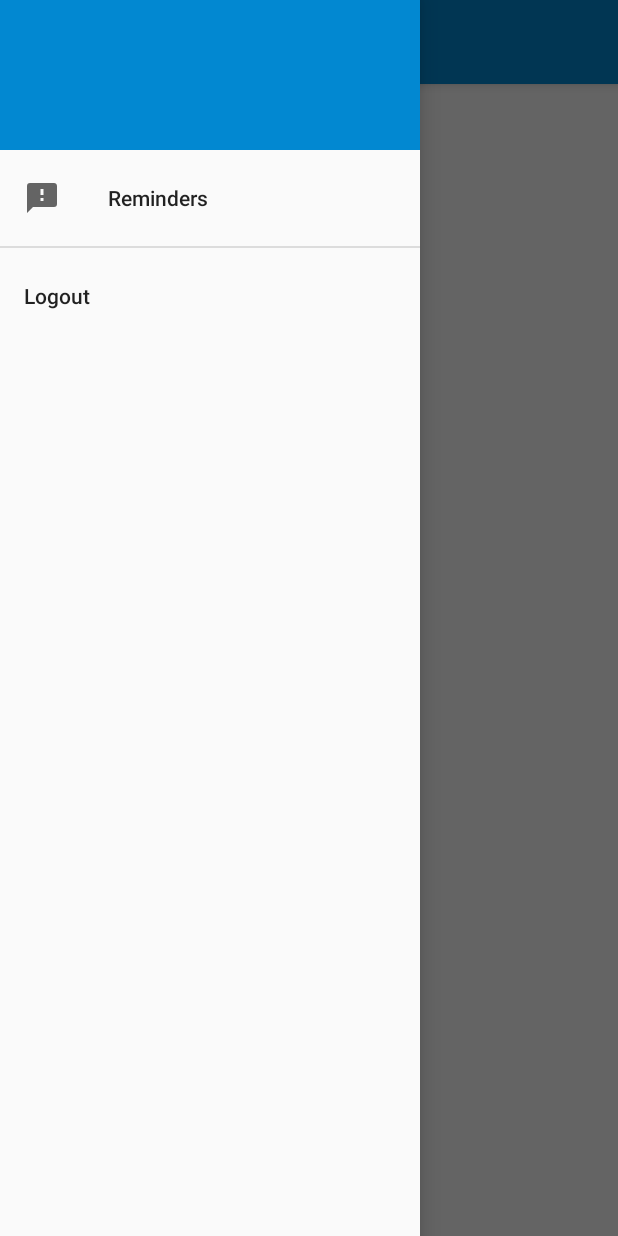
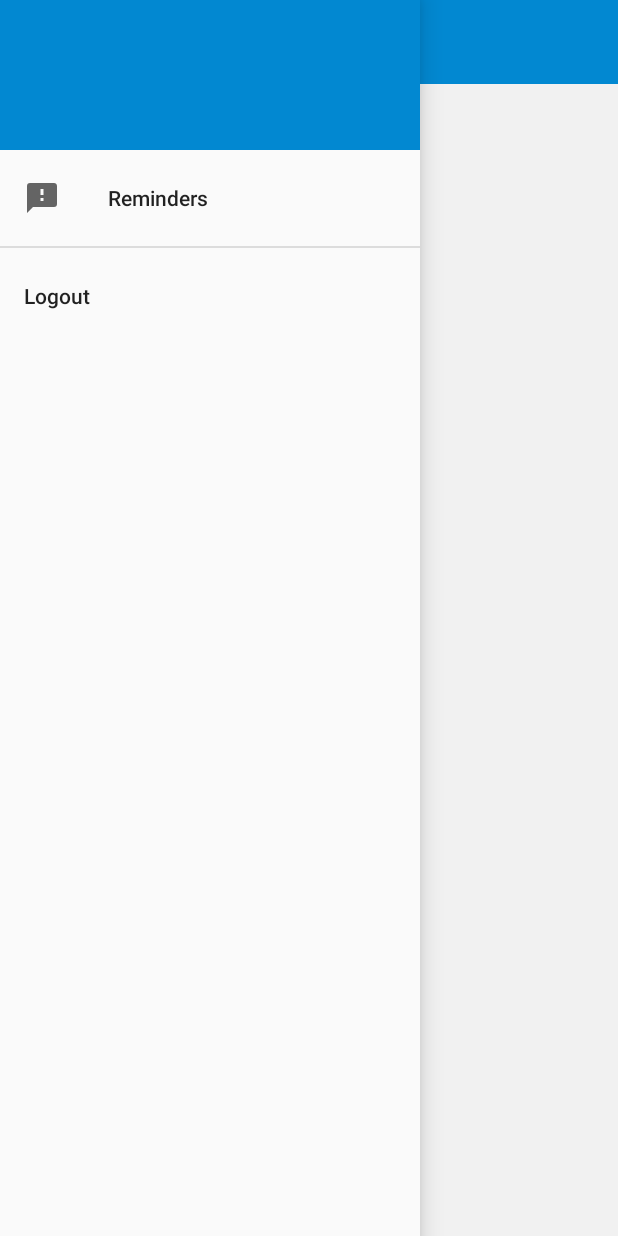
Before and after one commit to Popalay/Yooder, an Android app: the screen it shows after launch (MainActivity), with the side drawer open, on a phone screen of 412 x 824 dp. Run offline under Robolectric (Android 15) with nearby library versions, the phone set to English and light mode, and no system bars; libraries missing offline, so code that uses them is left out: com.amulyakhare.textdrawable, com.parse; 5 statements that could not run were skipped.

Commit message:
Added caching

```diff
--- a/app/build.gradle
+++ b/app/build.gradle
@@ -65,5 +65,5 @@ dependencies {
 
     compile 'io.reactivex:rxandroid:1.1.0'
     compile 'io.reactivex:rxkotlin:0.30.1'
-    compile 'com.jakewharton.rxbinding:rxbinding:0.3.0'
+    compile 'com.github.pwittchen:reactivenetwork:0.1.4'
 }
--- a/app/src/main/kotlin/com/popalay/yooder/Application.kt
+++ b/app/src/main/kotlin/com/popalay/yooder/Application.kt
@@ -10,8 +10,9 @@ public class Application : Application() {
     override fun onCreate() {
         super.onCreate()
 
-        //Parse.enableLocalDatastore(this)
+        Parse.enableLocalDatastore(this)
         ParseObject.registerSubclass(Debt::class.java)
         Parse.initialize(this, "xIjz6RqkS2yZjhhRWKT2jo0zW0tnVXYiDuDPmHBX", "roIv6s0Tf1dTwyTaHvJd5RMsqBh9xTzLjgA7DiJH")
+        Parse.setLogLevel(Parse.LOG_LEVEL_DEBUG)
     }
 }
--- a/app/src/main/kotlin/com/popalay/yooder/models/Debt.kt
+++ b/app/src/main/kotlin/com/popalay/yooder/models/Debt.kt
@@ -30,7 +30,6 @@ class Debt() : ParseObject() {
     companion object {
         fun getByAuthor(author: ParseUser): ParseQuery<Debt> {
             return ParseQuery<Debt>(Debt::class.java).whereEqualTo("author", author)
-                    .setCachePolicy(ParseQuery.CachePolicy.CACHE_THEN_NETWORK);
         }
     }
 }
--- a/app/src/main/res/layout/activity_main.xml
+++ b/app/src/main/res/layout/activity_main.xml
@@ -1,14 +1,10 @@
 <?xml version="1.0" encoding="utf-8"?>
-<android.support.v4.widget.DrawerLayout xmlns:android="http://schemas.android.com/apk/res/android"
+<android.support.v4.widget.DrawerLayout android:id="@+id/drawerLayout"
+    xmlns:android="http://schemas.android.com/apk/res/android"
     xmlns:app="http://schemas.android.com/apk/res-auto"
-    android:id="@+id/drawerLayout"
     android:layout_width="match_parent"
     android:layout_height="match_parent"
     android:fitsSystemWindows="true">
-
-    <android.support.design.widget.CoordinatorLayout
-        android:layout_width="match_parent"
-        android:layout_height="match_parent">
 
     <android.support.design.widget.AppBarLayout
         android:layout_width="match_parent"
@@ -22,13 +18,13 @@
             app:theme="@style/ThemeOverlay.AppCompat.Dark.ActionBar" />
 
         <FrameLayout
+            android:background="@color/mainBackground"
             android:id="@+id/container"
             android:layout_width="match_parent"
             android:layout_height="match_parent" />
 
     </android.support.design.widget.AppBarLayout>
 
-    </android.support.design.widget.CoordinatorLayout>
 
     <android.support.design.widget.NavigationView
         android:id="@+id/navigationView"
--- a/app/src/main/res/values/styles.xml
+++ b/app/src/main/res/values/styles.xml
@@ -5,6 +5,7 @@
         <item name="colorPrimary">@color/primary</item>
         <item name="colorPrimaryDark">@color/primaryDark</item>
         <item name="colorAccent">@color/accent</item>
+        <item name="android:background">@color/mainBackground</item>
     </style>
 
     <style name="MenuButtonsStyle">
```
Also changed, not shown: app/src/main/kotlin/com/popalay/yooder/fragments/DebtsTabFragment.kt (+56 -3 lines), app/src/main/res/layout/tab_fragment_debts.xml (+4 -5 lines). Lines whose indentation alone changed are shown as unchanged.
